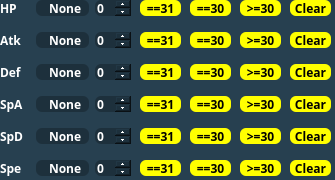
Qt form Forms/Controls/IVFilter.ui (Admiral-Fish/PokeFinder) before a commit.
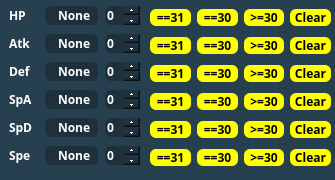
The same form after that commit. Icons and pictures are not drawn.

The edit to the form file:
```diff
--- a/Forms/Controls/IVFilter.ui
+++ b/Forms/Controls/IVFilter.ui
@@ -97,55 +97,18 @@
 	border-radius: 6px;
 }</string>
   </property>
-  <widget class="QPushButton" name="pushButton31HP">
+  <widget class="QWidget" name="">
    <property name="geometry">
     <rect>
-     <x>140</x>
-     <y>0</y>
-     <width>41</width>
-     <height>16</height>
+     <x>9</x>
+     <y>3</y>
+     <width>91</width>
+     <height>171</height>
     </rect>
    </property>
-   <property name="font">
-    <font>
-     <family>Myriad Pro,Montserrat</family>
-     <weight>62</weight>
-     <bold>true</bold>
-    </font>
-   </property>
-   <property name="text">
-    <string notr="true">==31</string>
-   </property>
-  </widget>
-  <widget class="QPushButton" name="pushButton30HP">
-   <property name="geometry">
-    <rect>
-     <x>190</x>
-     <y>0</y>
-     <width>41</width>
-     <height>16</height>
-    </rect>
-   </property>
-   <property name="font">
-    <font>
-     <family>Myriad Pro,Montserrat</family>
-     <weight>62</weight>
-     <bold>true</bold>
-    </font>
-   </property>
-   <property name="text">
-    <string notr="true">==30</string>
-   </property>
-  </widget>
-  <widget class="QComboBox" name="comboBoxSpe">
-   <property name="geometry">
-    <rect>
-     <x>36</x>
-     <y>160</y>
-     <width>53</width>
-     <height>16</height>
-    </rect>
-   </property>
+   <layout class="QGridLayout" name="gridLayout_3">
+    <item row="0" column="0">
+     <widget class="QLabel" name="hpLabel">
    <property name="sizePolicy">
     <sizepolicy hsizetype="Fixed" vsizetype="Fixed">
      <horstretch>0</horstretch>
@@ -154,8 +117,8 @@
    </property>
    <property name="minimumSize">
     <size>
-     <width>53</width>
-     <height>13</height>
+        <width>30</width>
+        <height>16</height>
     </size>
    </property>
    <property name="font">
@@ -165,6 +128,20 @@
      <bold>true</bold>
     </font>
    </property>
+      <property name="text">
+       <string>HP</string>
+      </property>
+     </widget>
+    </item>
+    <item row="0" column="1">
+     <widget class="QComboBox" name="comboBoxHP">
+      <property name="font">
+       <font>
+        <family>Myriad Pro,Montserrat</family>
+        <weight>62</weight>
+        <bold>true</bold>
+       </font>
+      </property>
    <property name="layoutDirection">
     <enum>Qt::LeftToRight</enum>
    </property>
@@ -206,15 +183,23 @@
     </property>
    </item>
   </widget>
-  <widget class="QSpinBox" name="spinBoxAtk">
-   <property name="geometry">
-    <rect>
-     <x>95</x>
-     <y>32</y>
-     <width>36</width>
-     <height>16</height>
-    </rect>
-   </property>
+    </item>
+    <item row="1" column="0">
+     <widget class="QLabel" name="atkLabel">
+      <property name="font">
+       <font>
+        <family>Myriad Pro,Montserrat</family>
+        <weight>62</weight>
+        <bold>true</bold>
+       </font>
+      </property>
+      <property name="text">
+       <string>Atk</string>
+      </property>
+     </widget>
+    </item>
+    <item row="1" column="1">
+     <widget class="QComboBox" name="comboBoxAtk">
    <property name="font">
     <font>
      <family>Myriad Pro,Montserrat</family>
@@ -222,19 +207,121 @@
      <bold>true</bold>
     </font>
    </property>
-   <property name="maximum">
-    <number>31</number>
-   </property>
-  </widget>
+      <property name="layoutDirection">
+       <enum>Qt::LeftToRight</enum>
+      </property>
+      <property name="styleSheet">
+       <string notr="true"/>
+      </property>
+      <property name="sizeAdjustPolicy">
+       <enum>QComboBox::AdjustToContentsOnFirstShow</enum>
+      </property>
+      <property name="duplicatesEnabled">
+       <bool>false</bool>
+      </property>
+      <property name="frame">
+       <bool>true</bool>
+      </property>
+      <item>
+       <property name="text">
+        <string>None</string>
+       </property>
+      </item>
+      <item>
+       <property name="text">
+        <string notr="true">==</string>
+       </property>
+      </item>
+      <item>
+       <property name="text">
+        <string notr="true">&gt;=</string>
+       </property>
+      </item>
+      <item>
+       <property name="text">
+        <string notr="true">&lt;=</string>
+       </property>
+      </item>
+      <item>
+       <property name="text">
+        <string notr="true">!=</string>
+       </property>
+      </item>
+     </widget>
+    </item>
+    <item row="2" column="0">
+     <widget class="QLabel" name="defLabel">
+      <property name="font">
+       <font>
+        <family>Myriad Pro,Montserrat</family>
+        <weight>62</weight>
+        <bold>true</bold>
+       </font>
+      </property>
+      <property name="text">
+       <string>Def</string>
+      </property>
+     </widget>
+    </item>
+    <item row="2" column="1">
+     <widget class="QComboBox" name="comboBoxDef">
+      <property name="sizePolicy">
+       <sizepolicy hsizetype="Minimum" vsizetype="Fixed">
+        <horstretch>0</horstretch>
+        <verstretch>0</verstretch>
+       </sizepolicy>
+      </property>
+      <property name="font">
+       <font>
+        <family>Myriad Pro,Montserrat</family>
+        <weight>62</weight>
+        <bold>true</bold>
+       </font>
+      </property>
+      <property name="layoutDirection">
+       <enum>Qt::LeftToRight</enum>
+      </property>
+      <property name="styleSheet">
+       <string notr="true"/>
+      </property>
+      <property name="sizeAdjustPolicy">
+       <enum>QComboBox::AdjustToContentsOnFirstShow</enum>
+      </property>
+      <property name="duplicatesEnabled">
+       <bool>false</bool>
+      </property>
+      <property name="frame">
+       <bool>true</bool>
+      </property>
+      <item>
+       <property name="text">
+        <string>None</string>
+       </property>
+      </item>
+      <item>
+       <property name="text">
+        <string notr="true">==</string>
+       </property>
+      </item>
+      <item>
+       <property name="text">
+        <string notr="true">&gt;=</string>
+       </property>
+      </item>
+      <item>
+       <property name="text">
+        <string notr="true">&lt;=</string>
+       </property>
+      </item>
+      <item>
+       <property name="text">
+        <string notr="true">!=</string>
+       </property>
+      </item>
+     </widget>
+    </item>
+    <item row="3" column="0">
   <widget class="QLabel" name="spaLabel">
-   <property name="geometry">
-    <rect>
-     <x>0</x>
-     <y>96</y>
-     <width>27</width>
-     <height>16</height>
-    </rect>
-   </property>
    <property name="font">
     <font>
      <family>Myriad Pro,Montserrat</family>
@@ -246,132 +333,9 @@
     <string>SpA</string>
    </property>
   </widget>
-  <widget class="QSpinBox" name="spinBoxSpA">
-   <property name="geometry">
-    <rect>
-     <x>95</x>
-     <y>96</y>
-     <width>36</width>
-     <height>16</height>
-    </rect>
-   </property>
-   <property name="font">
-    <font>
-     <family>Myriad Pro,Montserrat</family>
-     <weight>62</weight>
-     <bold>true</bold>
-    </font>
-   </property>
-   <property name="maximum">
-    <number>31</number>
-   </property>
-  </widget>
-  <widget class="QSpinBox" name="spinBoxSpD">
-   <property name="geometry">
-    <rect>
-     <x>95</x>
-     <y>128</y>
-     <width>36</width>
-     <height>16</height>
-    </rect>
-   </property>
-   <property name="font">
-    <font>
-     <family>Myriad Pro,Montserrat</family>
-     <weight>62</weight>
-     <bold>true</bold>
-    </font>
-   </property>
-   <property name="maximum">
-    <number>31</number>
-   </property>
-  </widget>
-  <widget class="QComboBox" name="comboBoxSpD">
-   <property name="geometry">
-    <rect>
-     <x>36</x>
-     <y>128</y>
-     <width>53</width>
-     <height>16</height>
-    </rect>
-   </property>
-   <property name="font">
-    <font>
-     <family>Myriad Pro,Montserrat</family>
-     <weight>62</weight>
-     <bold>true</bold>
-    </font>
-   </property>
-   <property name="layoutDirection">
-    <enum>Qt::LeftToRight</enum>
-   </property>
-   <property name="styleSheet">
-    <string notr="true"/>
-   </property>
-   <property name="sizeAdjustPolicy">
-    <enum>QComboBox::AdjustToContentsOnFirstShow</enum>
-   </property>
-   <property name="duplicatesEnabled">
-    <bool>false</bool>
-   </property>
-   <property name="frame">
-    <bool>true</bool>
-   </property>
-   <item>
-    <property name="text">
-     <string>None</string>
-    </property>
-   </item>
-   <item>
-    <property name="text">
-     <string notr="true">==</string>
-    </property>
-   </item>
-   <item>
-    <property name="text">
-     <string notr="true">&gt;=</string>
-    </property>
-   </item>
-   <item>
-    <property name="text">
-     <string notr="true">&lt;=</string>
-    </property>
-   </item>
-   <item>
-    <property name="text">
-     <string notr="true">!=</string>
-    </property>
-   </item>
-  </widget>
-  <widget class="QSpinBox" name="spinBoxSpe">
-   <property name="geometry">
-    <rect>
-     <x>95</x>
-     <y>160</y>
-     <width>36</width>
-     <height>16</height>
-    </rect>
-   </property>
-   <property name="font">
-    <font>
-     <family>Myriad Pro,Montserrat</family>
-     <weight>62</weight>
-     <bold>true</bold>
-    </font>
-   </property>
-   <property name="maximum">
-    <number>31</number>
-   </property>
-  </widget>
+    </item>
+    <item row="3" column="1">
   <widget class="QComboBox" name="comboBoxSpA">
-   <property name="geometry">
-    <rect>
-     <x>36</x>
-     <y>96</y>
-     <width>53</width>
-     <height>16</height>
-    </rect>
-   </property>
    <property name="font">
     <font>
      <family>Myriad Pro,Montserrat</family>
@@ -420,155 +384,9 @@
     </property>
    </item>
   </widget>
-  <widget class="QComboBox" name="comboBoxDef">
-   <property name="geometry">
-    <rect>
-     <x>36</x>
-     <y>64</y>
-     <width>53</width>
-     <height>16</height>
-    </rect>
-   </property>
-   <property name="sizePolicy">
-    <sizepolicy hsizetype="Minimum" vsizetype="Fixed">
-     <horstretch>0</horstretch>
-     <verstretch>0</verstretch>
-    </sizepolicy>
-   </property>
-   <property name="font">
-    <font>
-     <family>Myriad Pro,Montserrat</family>
-     <weight>62</weight>
-     <bold>true</bold>
-    </font>
-   </property>
-   <property name="layoutDirection">
-    <enum>Qt::LeftToRight</enum>
-   </property>
-   <property name="styleSheet">
-    <string notr="true"/>
-   </property>
-   <property name="sizeAdjustPolicy">
-    <enum>QComboBox::AdjustToContentsOnFirstShow</enum>
-   </property>
-   <property name="duplicatesEnabled">
-    <bool>false</bool>
-   </property>
-   <property name="frame">
-    <bool>true</bool>
-   </property>
-   <item>
-    <property name="text">
-     <string>None</string>
-    </property>
-   </item>
-   <item>
-    <property name="text">
-     <string notr="true">==</string>
-    </property>
-   </item>
-   <item>
-    <property name="text">
-     <string notr="true">&gt;=</string>
-    </property>
-   </item>
-   <item>
-    <property name="text">
-     <string notr="true">&lt;=</string>
-    </property>
-   </item>
-   <item>
-    <property name="text">
-     <string notr="true">!=</string>
-    </property>
-   </item>
-  </widget>
-  <widget class="QLabel" name="defLabel">
-   <property name="geometry">
-    <rect>
-     <x>0</x>
-     <y>64</y>
-     <width>25</width>
-     <height>16</height>
-    </rect>
-   </property>
-   <property name="font">
-    <font>
-     <family>Myriad Pro,Montserrat</family>
-     <weight>62</weight>
-     <bold>true</bold>
-    </font>
-   </property>
-   <property name="text">
-    <string>Def</string>
-   </property>
-  </widget>
-  <widget class="QComboBox" name="comboBoxHP">
-   <property name="geometry">
-    <rect>
-     <x>36</x>
-     <y>0</y>
-     <width>53</width>
-     <height>16</height>
-    </rect>
-   </property>
-   <property name="font">
-    <font>
-     <family>Myriad Pro,Montserrat</family>
-     <weight>62</weight>
-     <bold>true</bold>
-    </font>
-   </property>
-   <property name="layoutDirection">
-    <enum>Qt::LeftToRight</enum>
-   </property>
-   <property name="styleSheet">
-    <string notr="true"/>
-   </property>
-   <property name="sizeAdjustPolicy">
-    <enum>QComboBox::AdjustToContentsOnFirstShow</enum>
-   </property>
-   <property name="duplicatesEnabled">
-    <bool>false</bool>
-   </property>
-   <property name="frame">
-    <bool>true</bool>
-   </property>
-   <item>
-    <property name="text">
-     <string>None</string>
-    </property>
-   </item>
-   <item>
-    <property name="text">
-     <string notr="true">==</string>
-    </property>
-   </item>
-   <item>
-    <property name="text">
-     <string notr="true">&gt;=</string>
-    </property>
-   </item>
-   <item>
-    <property name="text">
-     <string notr="true">&lt;=</string>
-    </property>
-   </item>
-   <item>
-    <property name="text">
-     <string notr="true">!=</string>
-    </property>
-   </item>
-  </widget>
+    </item>
+    <item row="4" column="0">
   <widget class="QLabel" name="spdLabel">
-   <property name="geometry">
-    <rect>
-     <x>0</x>
-     <y>128</y>
-     <width>27</width>
-     <height>16</height>
-    </rect>
-   </property>
    <property name="font">
     <font>
      <family>Myriad Pro,Montserrat</family>
@@ -580,15 +398,9 @@
     <string>SpD</string>
    </property>
   </widget>
-  <widget class="QComboBox" name="comboBoxAtk">
-   <property name="geometry">
-    <rect>
-     <x>36</x>
-     <y>32</y>
-     <width>53</width>
-     <height>16</height>
-    </rect>
-   </property>
+    </item>
+    <item row="4" column="1">
+     <widget class="QComboBox" name="comboBoxSpD">
    <property name="font">
     <font>
      <family>Myriad Pro,Montserrat</family>
@@ -637,61 +449,9 @@
     </property>
    </item>
   </widget>
-  <widget class="QSpinBox" name="spinBoxDef">
-   <property name="geometry">
-    <rect>
-     <x>95</x>
-     <y>64</y>
-     <width>36</width>
-     <height>16</height>
-    </rect>
-   </property>
-   <property name="font">
-    <font>
-     <family>Myriad Pro,Montserrat</family>
-     <weight>62</weight>
-     <bold>true</bold>
-    </font>
-   </property>
-   <property name="maximum">
-    <number>31</number>
-   </property>
-  </widget>
-  <widget class="QSpinBox" name="spinBoxHP">
-   <property name="geometry">
-    <rect>
-     <x>95</x>
-     <y>0</y>
-     <width>36</width>
-     <height>16</height>
-    </rect>
-   </property>
-   <property name="sizePolicy">
-    <sizepolicy hsizetype="Fixed" vsizetype="Fixed">
-     <horstretch>0</horstretch>
-     <verstretch>0</verstretch>
-    </sizepolicy>
-   </property>
-   <property name="font">
-    <font>
-     <family>Myriad Pro,Montserrat</family>
-     <weight>62</weight>
-     <bold>true</bold>
-    </font>
-   </property>
-   <property name="maximum">
-    <number>31</number>
-   </property>
-  </widget>
+    </item>
+    <item row="5" column="0">
   <widget class="QLabel" name="speLabel">
-   <property name="geometry">
-    <rect>
-     <x>0</x>
-     <y>160</y>
-     <width>26</width>
-     <height>16</height>
-    </rect>
-   </property>
    <property name="font">
     <font>
      <family>Myriad Pro,Montserrat</family>
@@ -703,35 +463,9 @@
     <string>Spe</string>
    </property>
   </widget>
-  <widget class="QLabel" name="atkLabel">
-   <property name="geometry">
-    <rect>
-     <x>0</x>
-     <y>32</y>
-     <width>24</width>
-     <height>16</height>
-    </rect>
-   </property>
-   <property name="font">
-    <font>
-     <family>Myriad Pro,Montserrat</family>
-     <weight>62</weight>
-     <bold>true</bold>
-    </font>
-   </property>
-   <property name="text">
-    <string>Atk</string>
-   </property>
-  </widget>
-  <widget class="QLabel" name="hpLabel">
-   <property name="geometry">
-    <rect>
-     <x>0</x>
-     <y>0</y>
-     <width>30</width>
-     <height>16</height>
-    </rect>
-   </property>
+    </item>
+    <item row="5" column="1">
+     <widget class="QComboBox" name="comboBoxSpe">
    <property name="sizePolicy">
     <sizepolicy hsizetype="Fixed" vsizetype="Fixed">
      <horstretch>0</horstretch>
@@ -740,8 +474,8 @@
    </property>
    <property name="minimumSize">
     <size>
-     <width>30</width>
-     <height>16</height>
+        <width>53</width>
+        <height>13</height>
     </size>
    </property>
    <property name="font">
@@ -751,19 +485,192 @@
      <bold>true</bold>
     </font>
    </property>
+      <property name="layoutDirection">
+       <enum>Qt::LeftToRight</enum>
+      </property>
+      <property name="styleSheet">
+       <string notr="true"/>
+      </property>
+      <property name="sizeAdjustPolicy">
+       <enum>QComboBox::AdjustToContentsOnFirstShow</enum>
+      </property>
+      <property name="duplicatesEnabled">
+       <bool>false</bool>
+      </property>
+      <property name="frame">
+       <bool>true</bool>
+      </property>
+      <item>
    <property name="text">
-    <string>HP</string>
-   </property>
-  </widget>
+        <string>None</string>
+       </property>
+      </item>
+      <item>
+       <property name="text">
+        <string notr="true">==</string>
+       </property>
+      </item>
+      <item>
+       <property name="text">
+        <string notr="true">&gt;=</string>
+       </property>
+      </item>
+      <item>
+       <property name="text">
+        <string notr="true">&lt;=</string>
+       </property>
+      </item>
+      <item>
+       <property name="text">
+        <string notr="true">!=</string>
+       </property>
+      </item>
+     </widget>
+    </item>
+   </layout>
+  </widget>
+  <widget class="QWidget" name="">
+   <property name="geometry">
+    <rect>
+     <x>104</x>
+     <y>3</y>
+     <width>38</width>
+     <height>171</height>
+    </rect>
+   </property>
+   <layout class="QGridLayout" name="gridLayout">
+    <item row="0" column="0">
+     <widget class="QSpinBox" name="spinBoxHP">
+      <property name="sizePolicy">
+       <sizepolicy hsizetype="Fixed" vsizetype="Fixed">
+        <horstretch>0</horstretch>
+        <verstretch>0</verstretch>
+       </sizepolicy>
+      </property>
+      <property name="font">
+       <font>
+        <family>Myriad Pro,Montserrat</family>
+        <weight>62</weight>
+        <bold>true</bold>
+       </font>
+      </property>
+      <property name="maximum">
+       <number>31</number>
+      </property>
+     </widget>
+    </item>
+    <item row="1" column="0">
+     <widget class="QSpinBox" name="spinBoxAtk">
+      <property name="font">
+       <font>
+        <family>Myriad Pro,Montserrat</family>
+        <weight>62</weight>
+        <bold>true</bold>
+       </font>
+      </property>
+      <property name="maximum">
+       <number>31</number>
+      </property>
+     </widget>
+    </item>
+    <item row="2" column="0">
+     <widget class="QSpinBox" name="spinBoxDef">
+      <property name="font">
+       <font>
+        <family>Myriad Pro,Montserrat</family>
+        <weight>62</weight>
+        <bold>true</bold>
+       </font>
+      </property>
+      <property name="maximum">
+       <number>31</number>
+      </property>
+     </widget>
+    </item>
+    <item row="3" column="0">
+     <widget class="QSpinBox" name="spinBoxSpA">
+      <property name="font">
+       <font>
+        <family>Myriad Pro,Montserrat</family>
+        <weight>62</weight>
+        <bold>true</bold>
+       </font>
+      </property>
+      <property name="maximum">
+       <number>31</number>
+      </property>
+     </widget>
+    </item>
+    <item row="4" column="0">
+     <widget class="QSpinBox" name="spinBoxSpD">
+      <property name="font">
+       <font>
+        <family>Myriad Pro,Montserrat</family>
+        <weight>62</weight>
+        <bold>true</bold>
+       </font>
+      </property>
+      <property name="maximum">
+       <number>31</number>
+      </property>
+     </widget>
+    </item>
+    <item row="5" column="0">
+     <widget class="QSpinBox" name="spinBoxSpe">
+      <property name="font">
+       <font>
+        <family>Myriad Pro,Montserrat</family>
+        <weight>62</weight>
+        <bold>true</bold>
+       </font>
+      </property>
+      <property name="maximum">
+       <number>31</number>
+      </property>
+     </widget>
+    </item>
+   </layout>
+  </widget>
+  <widget class="QWidget" name="">
+   <property name="geometry">
+    <rect>
+     <x>150</x>
+     <y>4</y>
+     <width>181</width>
+     <height>171</height>
+    </rect>
+   </property>
+   <layout class="QGridLayout" name="gridLayout_2">
+    <item row="0" column="0">
+     <widget class="QPushButton" name="pushButton31HP">
+      <property name="font">
+       <font>
+        <family>Myriad Pro,Montserrat</family>
+        <weight>62</weight>
+        <bold>true</bold>
+       </font>
+      </property>
+      <property name="text">
+       <string notr="true">==31</string>
+      </property>
+     </widget>
+    </item>
+    <item row="0" column="1">
+     <widget class="QPushButton" name="pushButton30HP">
+      <property name="font">
+       <font>
+        <family>Myriad Pro,Montserrat</family>
+        <weight>62</weight>
+        <bold>true</bold>
+       </font>
+      </property>
+      <property name="text">
+       <string notr="true">==30</string>
+      </property>
+     </widget>
+    </item>
+    <item row="0" column="2">
   <widget class="QPushButton" name="pushButtonG30HP">
-   <property name="geometry">
-    <rect>
-     <x>240</x>
-     <y>0</y>
-     <width>41</width>
-     <height>16</height>
-    </rect>
-   </property>
    <property name="font">
     <font>
      <family>Myriad Pro,Montserrat</family>
@@ -775,15 +682,9 @@
     <string notr="true">&gt;=30</string>
    </property>
   </widget>
+    </item>
+    <item row="0" column="3">
   <widget class="QPushButton" name="pushButtonClearHP">
-   <property name="geometry">
-    <rect>
-     <x>290</x>
-     <y>0</y>
-     <width>41</width>
-     <height>16</height>
-    </rect>
-   </property>
    <property name="font">
     <font>
      <family>Myriad Pro,Montserrat</family>
@@ -795,15 +696,9 @@
     <string>Clear</string>
    </property>
   </widget>
+    </item>
+    <item row="1" column="0">
   <widget class="QPushButton" name="pushButton31Atk">
-   <property name="geometry">
-    <rect>
-     <x>140</x>
-     <y>32</y>
-     <width>41</width>
-     <height>16</height>
-    </rect>
-   </property>
    <property name="font">
     <font>
      <family>Myriad Pro,Montserrat</family>
@@ -815,35 +710,9 @@
     <string notr="true">==31</string>
    </property>
   </widget>
-  <widget class="QPushButton" name="pushButtonG30Atk">
-   <property name="geometry">
-    <rect>
-     <x>240</x>
-     <y>32</y>
-     <width>41</width>
-     <height>16</height>
-    </rect>
-   </property>
-   <property name="font">
-    <font>
-     <family>Myriad Pro,Montserrat</family>
-     <weight>62</weight>
-     <bold>true</bold>
-    </font>
-   </property>
-   <property name="text">
-    <string notr="true">&gt;=30</string>
-   </property>
-  </widget>
+    </item>
+    <item row="1" column="1">
   <widget class="QPushButton" name="pushButton30Atk">
-   <property name="geometry">
-    <rect>
-     <x>190</x>
-     <y>32</y>
-     <width>41</width>
-     <height>16</height>
-    </rect>
-   </property>
    <property name="font">
     <font>
      <family>Myriad Pro,Montserrat</family>
@@ -855,15 +724,23 @@
     <string notr="true">==30</string>
    </property>
   </widget>
+    </item>
+    <item row="1" column="2">
+     <widget class="QPushButton" name="pushButtonG30Atk">
+      <property name="font">
+       <font>
+        <family>Myriad Pro,Montserrat</family>
+        <weight>62</weight>
+        <bold>true</bold>
+       </font>
+      </property>
+      <property name="text">
+       <string notr="true">&gt;=30</string>
+      </property>
+     </widget>
+    </item>
+    <item row="1" column="3">
   <widget class="QPushButton" name="pushButtonClearAtk">
-   <property name="geometry">
-    <rect>
-     <x>290</x>
-     <y>32</y>
-     <width>41</width>
-     <height>16</height>
-    </rect>
-   </property>
    <property name="font">
     <font>
      <family>Myriad Pro,Montserrat</family>
@@ -875,15 +752,9 @@
     <string>Clear</string>
    </property>
   </widget>
+    </item>
+    <item row="2" column="0">
   <widget class="QPushButton" name="pushButton31Def">
-   <property name="geometry">
-    <rect>
-     <x>140</x>
-     <y>64</y>
-     <width>41</width>
-     <height>16</height>
-    </rect>
-   </property>
    <property name="font">
     <font>
      <family>Myriad Pro,Montserrat</family>
@@ -895,35 +766,9 @@
     <string notr="true">==31</string>
    </property>
   </widget>
-  <widget class="QPushButton" name="pushButtonG30Def">
-   <property name="geometry">
-    <rect>
-     <x>240</x>
-     <y>64</y>
-     <width>41</width>
-     <height>16</height>
-    </rect>
-   </property>
-   <property name="font">
-    <font>
-     <family>Myriad Pro,Montserrat</family>
-     <weight>62</weight>
-     <bold>true</bold>
-    </font>
-   </property>
-   <property name="text">
-    <string notr="true">&gt;=30</string>
-   </property>
-  </widget>
+    </item>
+    <item row="2" column="1">
   <widget class="QPushButton" name="pushButton30Def">
-   <property name="geometry">
-    <rect>
-     <x>190</x>
-     <y>64</y>
-     <width>41</width>
-     <height>16</height>
-    </rect>
-   </property>
    <property name="font">
     <font>
      <family>Myriad Pro,Montserrat</family>
@@ -935,15 +780,23 @@
     <string notr="true">==30</string>
    </property>
   </widget>
+    </item>
+    <item row="2" column="2">
+     <widget class="QPushButton" name="pushButtonG30Def">
+      <property name="font">
+       <font>
+        <family>Myriad Pro,Montserrat</family>
+        <weight>62</weight>
+        <bold>true</bold>
+       </font>
+      </property>
+      <property name="text">
+       <string notr="true">&gt;=30</string>
+      </property>
+     </widget>
+    </item>
+    <item row="2" column="3">
   <widget class="QPushButton" name="pushButtonClearDef">
-   <property name="geometry">
-    <rect>
-     <x>290</x>
-     <y>64</y>
-     <width>41</width>
-     <height>16</height>
-    </rect>
-   </property>
    <property name="font">
     <font>
      <family>Myriad Pro,Montserrat</family>
@@ -955,15 +808,9 @@
     <string>Clear</string>
    </property>
   </widget>
+    </item>
+    <item row="3" column="0">
   <widget class="QPushButton" name="pushButton31SpA">
-   <property name="geometry">
-    <rect>
-     <x>140</x>
-     <y>96</y>
-     <width>41</width>
-     <height>16</height>
-    </rect>
-   </property>
    <property name="font">
     <font>
      <family>Myriad Pro,Montserrat</family>
@@ -975,35 +822,9 @@
     <string notr="true">==31</string>
    </property>
   </widget>
-  <widget class="QPushButton" name="pushButtonG30SpA">
-   <property name="geometry">
-    <rect>
-     <x>240</x>
-     <y>96</y>
-     <width>41</width>
-     <height>16</height>
-    </rect>
-   </property>
-   <property name="font">
-    <font>
-     <family>Myriad Pro,Montserrat</family>
-     <weight>62</weight>
-     <bold>true</bold>
-    </font>
-   </property>
-   <property name="text">
-    <string notr="true">&gt;=30</string>
-   </property>
-  </widget>
+    </item>
+    <item row="3" column="1">
   <widget class="QPushButton" name="pushButton30SpA">
-   <property name="geometry">
-    <rect>
-     <x>190</x>
-     <y>96</y>
-     <width>41</width>
-     <height>16</height>
-    </rect>
-   </property>
    <property name="font">
     <font>
      <family>Myriad Pro,Montserrat</family>
@@ -1015,15 +836,23 @@
     <string notr="true">==30</string>
    </property>
   </widget>
+    </item>
+    <item row="3" column="2">
+     <widget class="QPushButton" name="pushButtonG30SpA">
+      <property name="font">
+       <font>
+        <family>Myriad Pro,Montserrat</family>
+        <weight>62</weight>
+        <bold>true</bold>
+       </font>
+      </property>
+      <property name="text">
+       <string notr="true">&gt;=30</string>
+      </property>
+     </widget>
+    </item>
+    <item row="3" column="3">
   <widget class="QPushButton" name="pushButtonClearSpA">
-   <property name="geometry">
-    <rect>
-     <x>290</x>
-     <y>96</y>
-     <width>41</width>
-     <height>16</height>
-    </rect>
-   </property>
    <property name="font">
     <font>
      <family>Myriad Pro,Montserrat</family>
@@ -1035,15 +864,9 @@
     <string>Clear</string>
    </property>
   </widget>
+    </item>
+    <item row="4" column="0">
   <widget class="QPushButton" name="pushButton31SpD">
-   <property name="geometry">
-    <rect>
-     <x>140</x>
-     <y>128</y>
-     <width>41</width>
-     <height>16</height>
-    </rect>
-   </property>
    <property name="font">
     <font>
      <family>Myriad Pro,Montserrat</family>
@@ -1055,35 +878,9 @@
     <string notr="true">==31</string>
    </property>
   </widget>
-  <widget class="QPushButton" name="pushButtonG30SpD">
-   <property name="geometry">
-    <rect>
-     <x>240</x>
-     <y>128</y>
-     <width>41</width>
-     <height>16</height>
-    </rect>
-   </property>
-   <property name="font">
-    <font>
-     <family>Myriad Pro,Montserrat</family>
-     <weight>62</weight>
-     <bold>true</bold>
-    </font>
-   </property>
-   <property name="text">
-    <string notr="true">&gt;=30</string>
-   </property>
-  </widget>
+    </item>
+    <item row="4" column="1">
   <widget class="QPushButton" name="pushButton30SpD">
-   <property name="geometry">
-    <rect>
-     <x>190</x>
-     <y>128</y>
-     <width>41</width>
-     <height>16</height>
-    </rect>
-   </property>
    <property name="font">
     <font>
      <family>Myriad Pro,Montserrat</family>
@@ -1095,15 +892,23 @@
     <string notr="true">==30</string>
    </property>
   </widget>
+    </item>
+    <item row="4" column="2">
+     <widget class="QPushButton" name="pushButtonG30SpD">
+      <property name="font">
+       <font>
+        <family>Myriad Pro,Montserrat</family>
+        <weight>62</weight>
+        <bold>true</bold>
+       </font>
+      </property>
+      <property name="text">
+       <string notr="true">&gt;=30</string>
+      </property>
+     </widget>
+    </item>
+    <item row="4" column="3">
   <widget class="QPushButton" name="pushButtonClearSpD">
-   <property name="geometry">
-    <rect>
-     <x>290</x>
-     <y>128</y>
-     <width>41</width>
-     <height>16</height>
-    </rect>
-   </property>
    <property name="font">
     <font>
      <family>Myriad Pro,Montserrat</family>
@@ -1115,15 +920,9 @@
     <string>Clear</string>
    </property>
   </widget>
+    </item>
+    <item row="5" column="0">
   <widget class="QPushButton" name="pushButton31Spe">
-   <property name="geometry">
-    <rect>
-     <x>140</x>
-     <y>160</y>
-     <width>41</width>
-     <height>16</height>
-    </rect>
-   </property>
    <property name="font">
     <font>
      <family>Myriad Pro,Montserrat</family>
@@ -1135,35 +934,9 @@
     <string notr="true">==31</string>
    </property>
   </widget>
-  <widget class="QPushButton" name="pushButtonG30Spe">
-   <property name="geometry">
-    <rect>
-     <x>240</x>
-     <y>160</y>
-     <width>41</width>
-     <height>16</height>
-    </rect>
-   </property>
-   <property name="font">
-    <font>
-     <family>Myriad Pro,Montserrat</family>
-     <weight>62</weight>
-     <bold>true</bold>
-    </font>
-   </property>
-   <property name="text">
-    <string notr="true">&gt;=30</string>
-   </property>
-  </widget>
+    </item>
+    <item row="5" column="1">
   <widget class="QPushButton" name="pushButton30Spe">
-   <property name="geometry">
-    <rect>
-     <x>190</x>
-     <y>160</y>
-     <width>41</width>
-     <height>16</height>
-    </rect>
-   </property>
    <property name="font">
     <font>
      <family>Myriad Pro,Montserrat</family>
@@ -1175,15 +948,23 @@
     <string notr="true">==30</string>
    </property>
   </widget>
+    </item>
+    <item row="5" column="2">
+     <widget class="QPushButton" name="pushButtonG30Spe">
+      <property name="font">
+       <font>
+        <family>Myriad Pro,Montserrat</family>
+        <weight>62</weight>
+        <bold>true</bold>
+       </font>
+      </property>
+      <property name="text">
+       <string notr="true">&gt;=30</string>
+      </property>
+     </widget>
+    </item>
+    <item row="5" column="3">
   <widget class="QPushButton" name="pushButtonClearSpe">
-   <property name="geometry">
-    <rect>
-     <x>290</x>
-     <y>160</y>
-     <width>41</width>
-     <height>16</height>
-    </rect>
-   </property>
    <property name="font">
     <font>
      <family>Myriad Pro,Montserrat</family>
@@ -1194,6 +975,9 @@
    <property name="text">
     <string>Clear</string>
    </property>
+     </widget>
+    </item>
+   </layout>
   </widget>
  </widget>
  <resources/>
```
Lines whose indentation alone changed are shown as unchanged.
